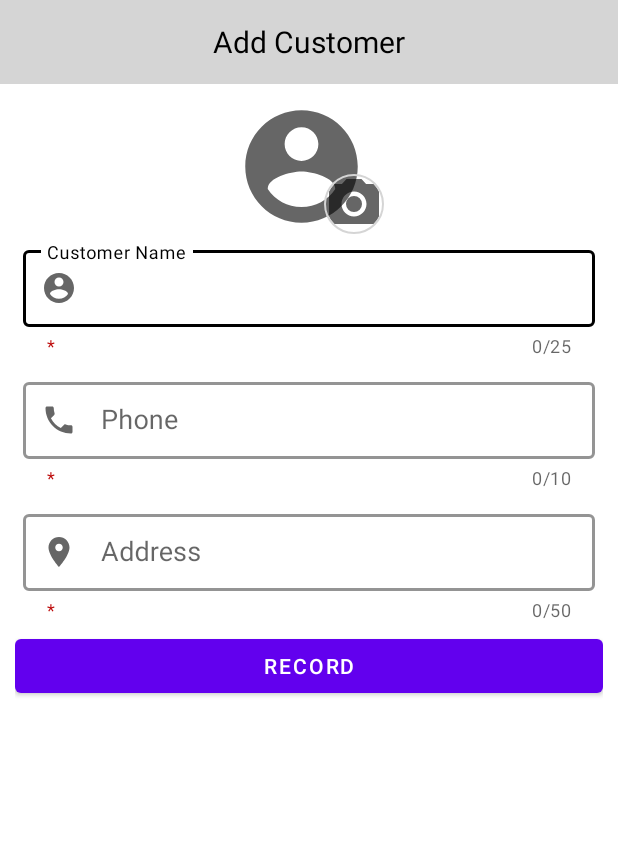
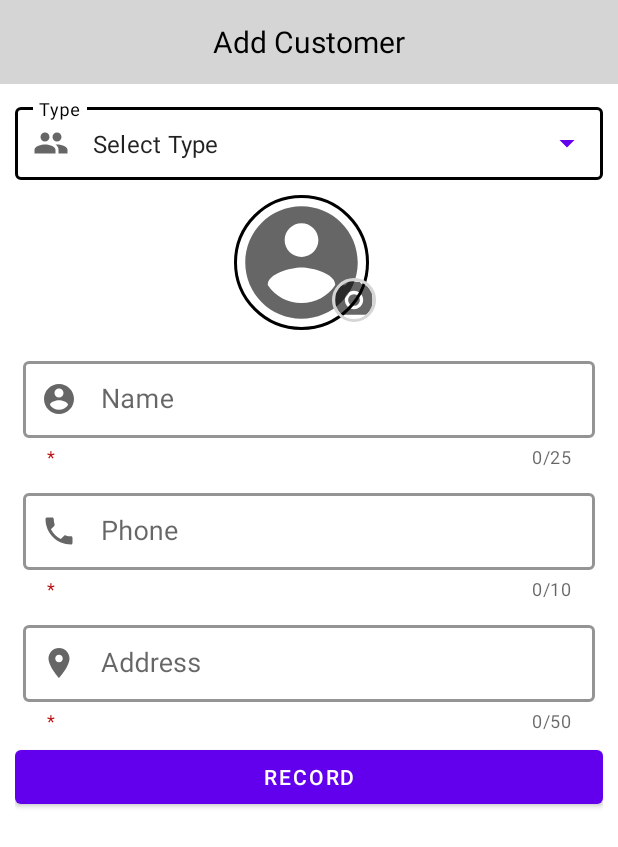
Before and after one commit to Liakot-ali/EasyTransaction, an Android app: the ActivityAddCustomer screen opened directly, with no data from a screen before it, on a phone screen of 412 x 824 dp. Shown: the top 847 px of the screen. Run offline under Robolectric (Android 15) with nearby library versions, the phone set to English and light mode, and no system bars; our stand-ins replace CircleImageView.

Commit message:
add a dropdown menu in ActivityAddCustomer and customize AppTheme

```diff
--- a/app/src/main/AndroidManifest.xml
+++ b/app/src/main/AndroidManifest.xml
@@ -8,7 +8,7 @@
         android:label="@string/app_name"
         android:roundIcon="@mipmap/ic_launcher_round"
         android:supportsRtl="true"
-        android:theme="@style/Theme.MaterialComponents.Light.NoActionBar">
+        android:theme="@style/CustomAppTheme">
         <activity
             android:name=".ActivityAddCustomer"
             android:exported="false" />
--- a/app/src/main/java/com/liakot/easytransaction/ActivityAddCustomer.java
+++ b/app/src/main/java/com/liakot/easytransaction/ActivityAddCustomer.java
@@ -3,12 +3,26 @@ package com.liakot.easytransaction;
 import androidx.appcompat.app.AppCompatActivity;
 
 import android.os.Bundle;
+import android.widget.ArrayAdapter;
+import android.widget.AutoCompleteTextView;
 
 public class ActivityAddCustomer extends AppCompatActivity {
+
+    AutoCompleteTextView customerType;
+    ArrayAdapter<String> adapter;
 
     @Override
     protected void onCreate(Bundle savedInstanceState) {
         super.onCreate(savedInstanceState);
         setContentView(R.layout.activity_add_customer);
+        customerType = findViewById(R.id.addCustomerType);
+
+    }
+
+    @Override
+    protected void onResume() {
+        super.onResume();
+        adapter = new ArrayAdapter<String>(ActivityAddCustomer.this, R.layout.customer_type_dropdown_item, getResources().getStringArray(R.array.CustomerType));
+        customerType.setAdapter(adapter);
     }
 }
--- a/app/src/main/res/layout/activity_add_customer.xml
+++ b/app/src/main/res/layout/activity_add_customer.xml
@@ -6,7 +6,6 @@
     android:layout_height="match_parent"
     android:orientation="vertical"
     tools:context=".ActivityAddCustomer">
-
 
     <androidx.appcompat.widget.Toolbar
         android:id="@+id/toolbar"
@@ -35,10 +34,34 @@
             android:padding="@dimen/lay_pad"
             android:orientation="vertical" >
 
+            <com.google.android.material.textfield.TextInputLayout
+                android:id="@+id/addCustomerTypelayout"
+                style="@style/Widget.MaterialComponents.TextInputLayout.OutlinedBox.Dense.ExposedDropdownMenu"
+                android:layout_width="match_parent"
+                android:layout_height="wrap_content"
+                app:counterEnabled="false"
+                android:hint="Type"
+                app:hintTextColor="@color/black"
+                app:boxStrokeColor="@color/black"
+                app:startIconDrawable="@drawable/icon_about_us_black">
+
+                <AutoCompleteTextView
+                    android:id="@+id/addCustomerType"
+                    android:layout_width="match_parent"
+                    android:layout_height="wrap_content"
+                    android:inputType="none"
+                    android:dropDownHeight="wrap_content"
+                    android:text="Select Type"
+                    />
+
+            </com.google.android.material.textfield.TextInputLayout>
+
+
             <LinearLayout
                 android:layout_width="wrap_content"
                 android:layout_height="wrap_content"
                 android:layout_gravity="center"
+                android:layout_margin="@dimen/lay_pad"
                 android:orientation="horizontal">
 
                 <de.hdodenhof.circleimageview.CircleImageView
@@ -46,17 +69,20 @@
                     android:layout_width="@dimen/profile_picture"
                     android:layout_height="@dimen/profile_picture"
                     android:layout_gravity="center"
-                    android:src="@drawable/icon_profile_24" />
+                    android:src="@drawable/icon_profile_24"
+                    app:civ_border_width="@dimen/picture_border"
+                    app:civ_border_color="@color/picture_border"/>
 
                 <de.hdodenhof.circleimageview.CircleImageView
                     android:id="@+id/addCustomerAddPicture"
                     android:layout_width="@dimen/toolbar_picture"
                     android:layout_height="@dimen/toolbar_picture"
+                    android:padding="@dimen/inner_pad"
                     android:layout_gravity="bottom|right"
                     android:layout_marginLeft="-30sp"
                     android:src="@drawable/icon_camera_black"
                     app:civ_border_color="@color/white_gray"
-                    app:civ_border_width="1sp"
+                    app:civ_border_width="@dimen/picture_border"
                     tools:ignore="RtlHardcoded" />
             </LinearLayout>
 
@@ -65,7 +91,6 @@
                 style="@style/textInputLayoutStyle"
                 android:layout_width="match_parent"
                 android:layout_height="wrap_content"
-                app:counterEnabled="true"
                 app:counterMaxLength="25"
                 app:endIconMode="clear_text"
                 app:helperText="*"
@@ -75,7 +100,7 @@
                     android:id="@+id/addCustomerName"
                     android:layout_width="match_parent"
                     android:layout_height="wrap_content"
-                    android:hint="Customer Name"
+                    android:hint="Name"
                     android:maxLength="25"
                     android:inputType="text"
                     android:textSize="@dimen/normal_text"
@@ -87,7 +112,6 @@
                 style="@style/textInputLayoutStyle"
                 android:layout_width="match_parent"
                 android:layout_height="wrap_content"
-                app:counterEnabled="true"
                 app:counterMaxLength="10"
                 app:endIconMode="clear_text"
                 app:prefixText="+880"
@@ -110,7 +134,6 @@
                 style="@style/textInputLayoutStyle"
                 android:layout_width="match_parent"
                 android:layout_height="wrap_content"
-                app:counterEnabled="true"
                 app:counterMaxLength="50"
                 app:endIconMode="clear_text"
                 app:helperText="*"
--- a/app/src/main/res/layout/activity_home.xml
+++ b/app/src/main/res/layout/activity_home.xml
@@ -21,6 +21,7 @@
             android:layout_height="@dimen/toolbar_picture"
             android:layout_marginEnd="@dimen/lay_pad"
             android:layout_gravity="start"
+            app:civ_border_width="@dimen/picture_border"
             android:src="@drawable/icon_profile_default_black" />
 
         <LinearLayout
--- /dev/null
+++ b/app/src/main/res/values-v23/styles.xml
@@ -0,0 +1,8 @@
+<?xml version="1.0" encoding="utf-8"?>
+<resources>
+
+    <style name="CustomAppTheme" parent="@style/Theme.MaterialComponents.Light.NoActionBar">
+        <item name="android:statusBarColor">@color/toolbar_background</item>
+        <item name="android:windowLightStatusBar">true</item>
+    </style>
+</resources>
--- a/app/src/main/res/values/colors.xml
+++ b/app/src/main/res/values/colors.xml
@@ -34,24 +34,10 @@
     <dimen name="button_text">20</dimen>
 
 
+    <dimen name="picture_border">2sp</dimen>
+
     <dimen name="toolbar_picture">40sp</dimen>
     <dimen name="profile_picture">90sp</dimen>
     <dimen name="list_picture">50sp</dimen>
 
-
-    <!-- Style Section !-->
-    <style name="textInputLayoutStyle"
-        parent="Widget.MaterialComponents.TextInputLayout.OutlinedBox.Dense">
-        <item name="boxStrokeWidth">2sp</item>
-        <item name="android:padding">@dimen/inner_pad</item>
-
-        <item name="boxStrokeColor">@color/layout_border</item>
-        <item name="hintTextColor">@color/black</item>
-        <item name="prefixTextColor">@color/black</item>
-        <item name="helperTextTextColor">@color/red</item>
-
-
-        <item name="prefixTextAppearance">@style/TextAppearance.AppCompat.Medium</item>
-    </style>
-
 </resources>
--- a/app/src/main/res/values/strings.xml
+++ b/app/src/main/res/values/strings.xml
@@ -2,4 +2,9 @@
     <string name="app_name">Easy Transaction</string>
     <!-- TODO: Remove or change this placeholder text -->
     <string name="hello_blank_fragment">Hello blank fragment</string>
+
+    <string-array name="CustomerType">
+        <item>Customer</item>
+        <item>To Pay</item>
+    </string-array>
 </resources>
--- /dev/null
+++ b/app/src/main/res/values/styles.xml
@@ -0,0 +1,35 @@
+<?xml version="1.0" encoding="utf-8"?>
+<resources>
+
+    <!--   Application theme style-->
+
+    <style name="CustomAppTheme"
+        parent="@style/Theme.MaterialComponents.Light.NoActionBar">
+        <item name="android:statusBarColor">@color/toolbar_background</item>
+        <item name="android:windowLightStatusBar">true</item>
+    </style>
+
+
+    <!--   EditText style -->
+    <style name="textInputLayoutStyle"
+        parent="Widget.MaterialComponents.TextInputLayout.OutlinedBox.Dense">
+        <item name="boxStrokeWidth">2sp</item>
+        <item name="android:padding">@dimen/inner_pad</item>
+        <item name="counterEnabled">true</item>
+
+        <item name="boxStrokeColor">@color/layout_border</item>
+        <item name="hintTextColor">@color/black</item>
+        <item name="prefixTextColor">@color/black</item>
+        <item name="helperTextTextColor">@color/red</item>
+
+
+        <item name="prefixTextAppearance">@style/TextAppearance.AppCompat.Medium</item>
+    </style>
+
+
+    <!-- Custom Button Style -->
+    <style name="CustomeButtonStyle" parent="@style/Widget.AppCompat.Button.Small">
+        <item name="android:textSize">@dimen/button_text</item>
+        <item name="backgroundColor">@color/white_gray</item>
+    </style>
+</resources>
--- a/app/src/main/res/values/themes.xml
+++ b/app/src/main/res/values/themes.xml
@@ -13,4 +13,6 @@
         <item name="android:statusBarColor" tools:targetApi="l">?attr/colorPrimaryVariant</item>
         <!-- Customize your theme here. -->
     </style>
+
+
 </resources>
```
Also changed, not shown: app/src/main/res/layout/activity_shop_profile.xml (+6 -9 lines), app/src/main/res/layout/customer_type_dropdown_item.xml (added, +9 -0 lines).
